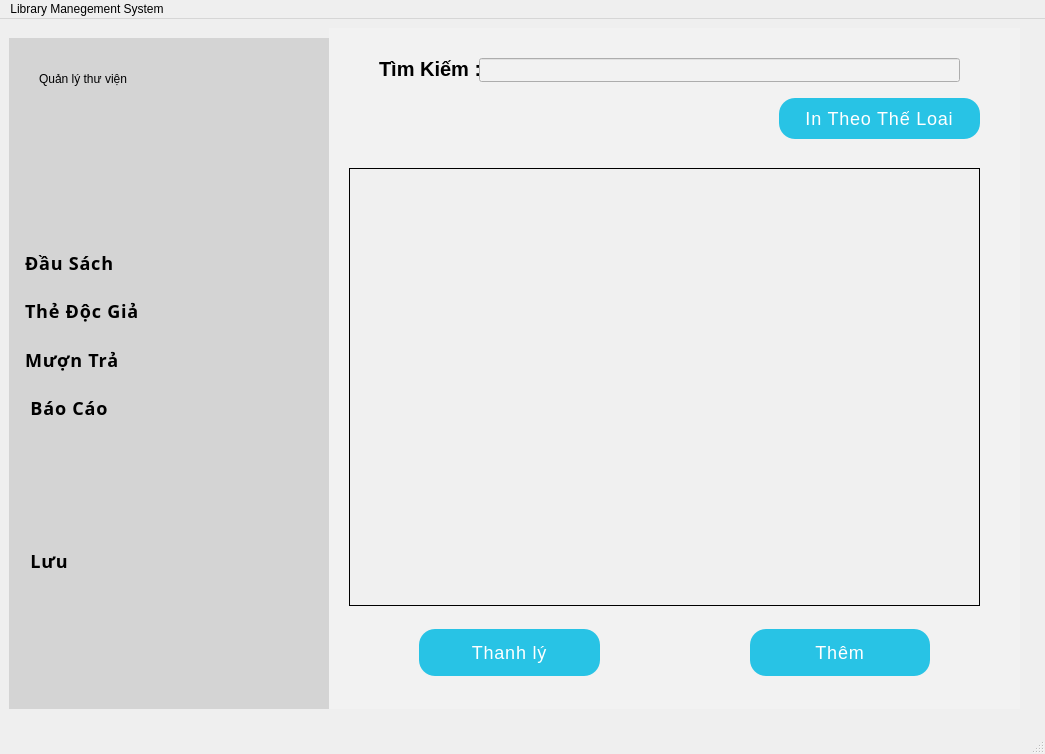
This is librarymanage/librarymanagementsystem.ui in DTTaze/Qt-Library-Management as Qt 5 draws it before an edit. The edited form follows.
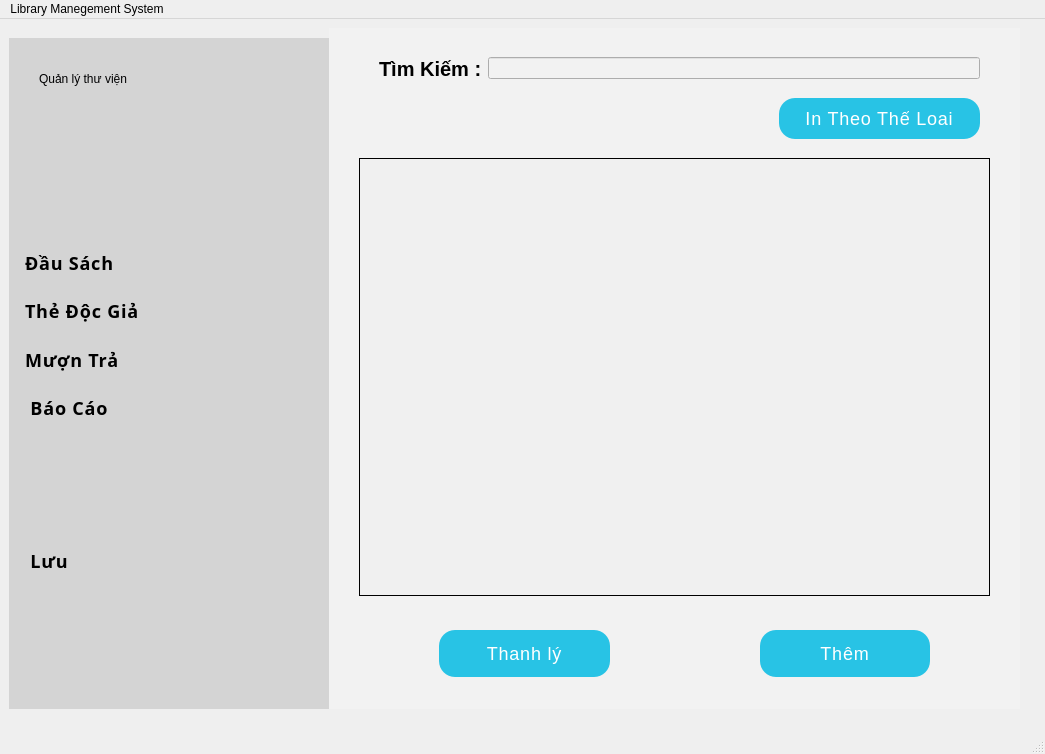
This is the edited form. The open tabs and pages were chosen to show the change. Icons and pictures are not drawn.

Commit message: cập nhật

Patch:
```diff
--- a/librarymanage/librarymanagementsystem.ui
+++ b/librarymanage/librarymanagementsystem.ui
@@ -1052,8 +1052,8 @@
            <widget class="QTableView" name="tableView_dausach">
             <property name="geometry">
              <rect>
-              <x>20</x>
-              <y>130</y>
+              <x>30</x>
+              <y>120</y>
               <width>631</width>
               <height>438</height>
              </rect>
@@ -1104,37 +1104,6 @@
              <bool>false</bool>
             </property>
            </widget>
-           <widget class="QLabel" name="timKiemDuSach_Label">
-            <property name="geometry">
-             <rect>
-              <x>50</x>
-              <y>10</y>
-              <width>101</width>
-              <height>41</height>
-             </rect>
-            </property>
-            <property name="styleSheet">
-             <string notr="true">color: black;
-font-size:20px;
-font-weight:600;</string>
-            </property>
-            <property name="text">
-             <string>Tìm Kiếm :</string>
-            </property>
-           </widget>
-           <widget class="QLineEdit" name="lineEdit_timkiemds">
-            <property name="geometry">
-             <rect>
-              <x>150</x>
-              <y>20</y>
-              <width>481</width>
-              <height>24</height>
-             </rect>
-            </property>
-            <property name="styleSheet">
-             <string notr="true">color:black;</string>
-            </property>
-           </widget>
            <widget class="QPushButton" name="inTheLoai_pushButton">
             <property name="geometry">
              <rect>
@@ -1183,10 +1152,10 @@
            <widget class="QWidget" name="layoutWidget">
             <property name="geometry">
              <rect>
-              <x>90</x>
+              <x>110</x>
               <y>590</y>
-              <width>511</width>
-              <height>50</height>
+              <width>491</width>
+              <height>51</height>
              </rect>
             </property>
             <layout class="QHBoxLayout" name="horizontalLayout_3" stretch="0,0">
@@ -1287,6 +1256,37 @@
              </item>
             </layout>
            </widget>
+           <widget class="QWidget" name="">
+            <property name="geometry">
+             <rect>
+              <x>50</x>
+              <y>10</y>
+              <width>601</width>
+              <height>41</height>
+             </rect>
+            </property>
+            <layout class="QHBoxLayout" name="horizontalLayout_13">
+             <item>
+              <widget class="QLabel" name="timKiemDuSach_Label">
+               <property name="styleSheet">
+                <string notr="true">color: black;
+font-size:20px;
+font-weight:600;</string>
+               </property>
+               <property name="text">
+                <string>Tìm Kiếm :</string>
+               </property>
+              </widget>
+             </item>
+             <item>
+              <widget class="QLineEdit" name="lineEdit_timkiemds">
+               <property name="styleSheet">
+                <string notr="true">color:black;</string>
+               </property>
+              </widget>
+             </item>
+            </layout>
+           </widget>
           </widget>
          </widget>
         </widget>
```
Left out of the diff: 18 changed lines with no effect on the pictures. The commit also changes 1 other file.
